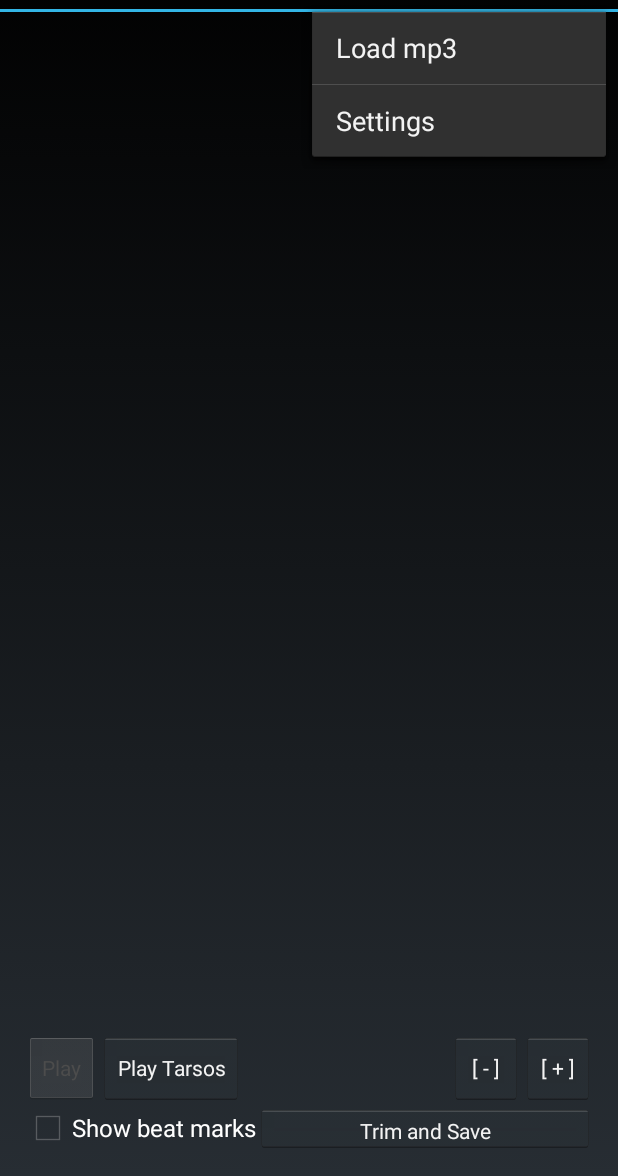
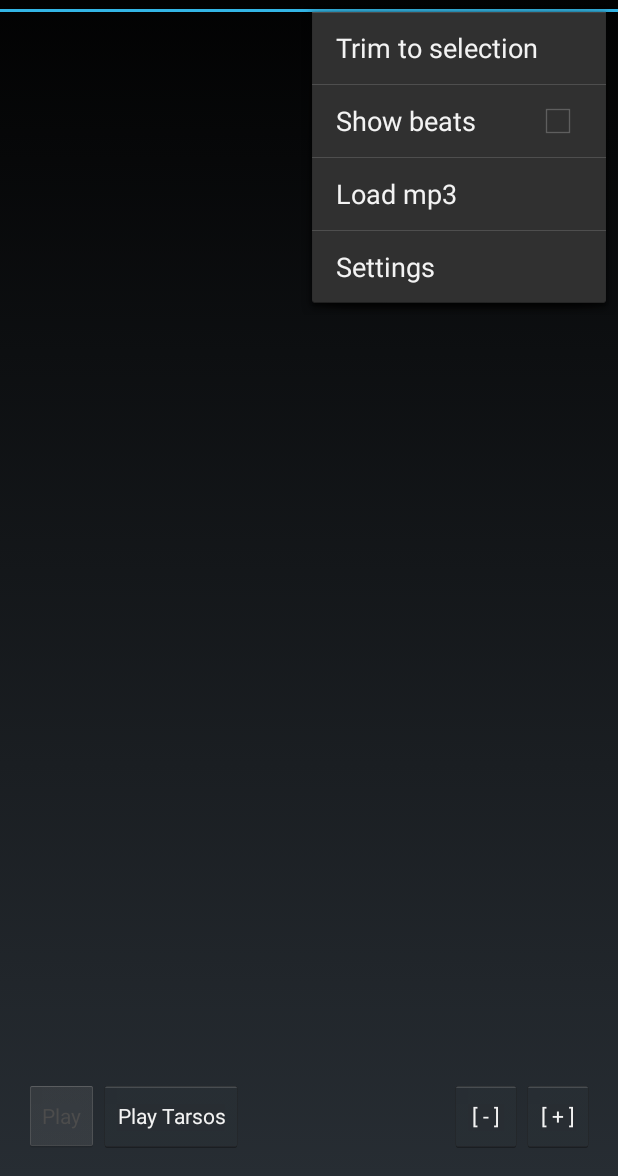
Before and after one commit to boozey/MixMaticTouchPad, an Android app: the SampleEditActivity screen opened directly, with no data from a screen before it, with the options menu open, on a phone screen of 412 x 824 dp, the part 60-1236 px from its top. Run offline under Robolectric (Android 15) with nearby library versions, the phone set to English and light mode, and no system bars.

```diff
--- a/app/src/main/java/com/nakedape/mixmatictouchpad/AudioSample.java
+++ b/app/src/main/java/com/nakedape/mixmatictouchpad/AudioSample.java
@@ -42,6 +42,7 @@ public class AudioSample extends View implements View.OnTouchListener, OnsetHand
         beatsData.add(new Line((float)time, (float)getHeight()));
     }
 
+    private String samplePath;
     private List<BeatInfo> beats;
     public double sampleLength;
     private double selectionStartTime = -1, selectionEndTime = -1, windowStartTime, windowEndTime;
@@ -77,6 +78,7 @@ public class AudioSample extends View implements View.OnTouchListener, OnsetHand
 
     public void LoadAudio(String source){
         try {
+            samplePath = source;
             InputStream wavStream = new BufferedInputStream(new FileInputStream(source));
             //Read the sample rate
             byte[] rateInt = new byte[4];
@@ -206,6 +208,9 @@ public class AudioSample extends View implements View.OnTouchListener, OnsetHand
         }catch (FileNotFoundException e){e.printStackTrace();}
     }
 
+    public void TrimToSelection(){
+
+    }
     public boolean WriteSelectionToFile(InputStream wavStream, String writePath, double startTime, final double endTime) {
         UniversalAudioInputStream audioStream = new UniversalAudioInputStream(wavStream, audioFormat);
         dispatcher = new AudioDispatcher(audioStream, bufferSize, overLap);
--- a/app/src/main/res/layout/activity_sample_edit.xml
+++ b/app/src/main/res/layout/activity_sample_edit.xml
@@ -13,7 +13,6 @@
         android:id="@+id/spectralView"
         android:layout_width="fill_parent"
         android:layout_height="wrap_content"
-        android:layout_alignParentTop="true"
         android:layout_alignParentLeft="true"
         android:layout_alignParentStart="true"
         android:layout_above="@+id/buttonPlay"
@@ -26,30 +25,6 @@
         android:text="Play"
         android:id="@+id/buttonPlay"
         android:onClick="Play"
-        android:layout_above="@+id/checkBoxShowBeats"
-        android:layout_alignParentLeft="true"
-        android:layout_alignParentStart="true" />
-
-    <Button
-        android:layout_width="wrap_content"
-        android:layout_height="wrap_content"
-        android:text="Trim and Save"
-        android:id="@+id/buttonSave"
-        android:onClick="Save"
-        android:layout_toStartOf="@+id/buttonZoomOut"
-        android:layout_toEndOf="@+id/checkBoxShowBeats"
-        style="?android:attr/buttonStyleSmall"
-        android:layout_below="@+id/buttonZoomIn"
-        android:layout_alignRight="@+id/buttonZoomIn"
-        android:layout_alignEnd="@+id/buttonZoomIn"
-        android:singleLine="true" />
-
-    <CheckBox
-        android:layout_width="wrap_content"
-        android:layout_height="wrap_content"
-        android:text="@string/show_beats"
-        android:id="@+id/checkBoxShowBeats"
-        android:onClick="ShowBeatsClicked"
         android:layout_alignParentBottom="true"
         android:layout_alignParentLeft="true"
         android:layout_alignParentStart="true" />
--- a/app/src/main/res/menu/main.xml
+++ b/app/src/main/res/menu/main.xml
@@ -1,6 +1,11 @@
 <menu xmlns:android="http://schemas.android.com/apk/res/android"
     xmlns:tools="http://schemas.android.com/tools"
     tools:context=".MainActivity" >
+    <item android:id="@+id/action_trim_wav"
+        android:title="@string/action_trim_wav" />
+    <item android:id="@+id/action_show_beats"
+        android:title="@string/action_show_beats"
+        android:checkable="true"/>
     <item android:id="@+id/action_load_file"
         android:title="@string/load_audio_file" />
     <item android:id="@+id/action_settings"
--- a/app/src/main/res/values/strings.xml
+++ b/app/src/main/res/values/strings.xml
@@ -11,5 +11,7 @@
     <string name="load_audio_file">Load mp3</string>
     <string name="show_beats">Show beat marks</string>
     <string name="beat_threshold">Beat threshold</string>
+    <string name="action_trim_wav">Trim to selection</string>
+    <string name="action_show_beats">Show beats</string>
 
 </resources>
```
Also changed, not shown: app/src/main/java/com/nakedape/mixmatictouchpad/SampleEditActivity.java (+18 -0 lines).
